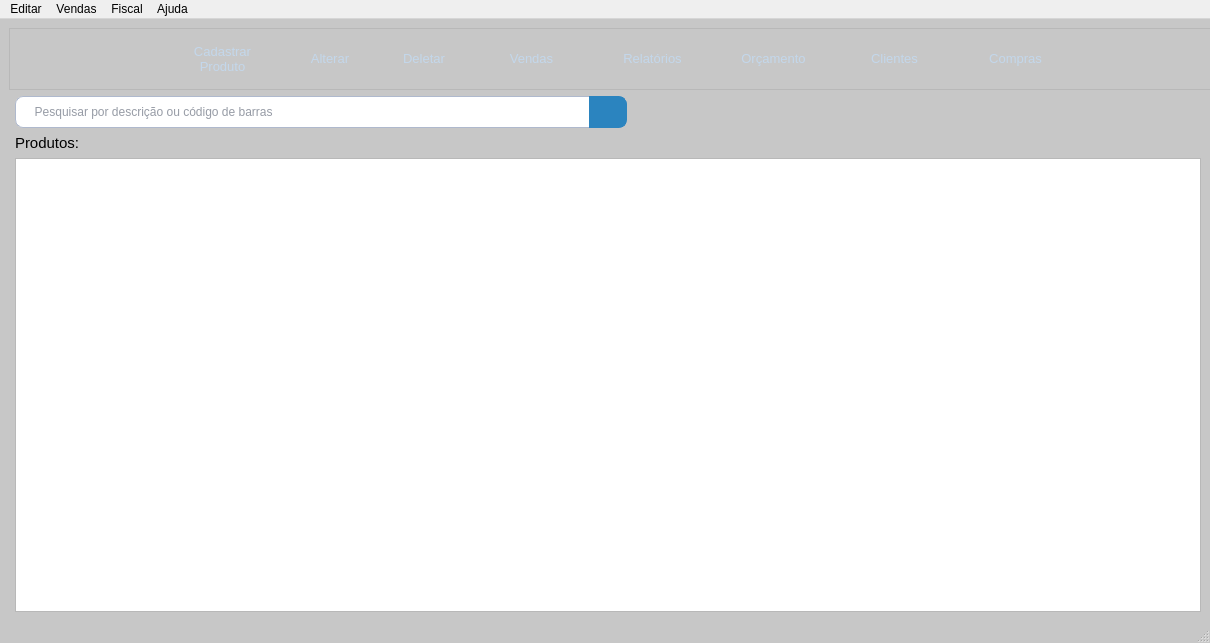
The window that src/mainwindow.ui (GabR36/QEstoqueLoja) describes before a commit, drawn with Qt 5.
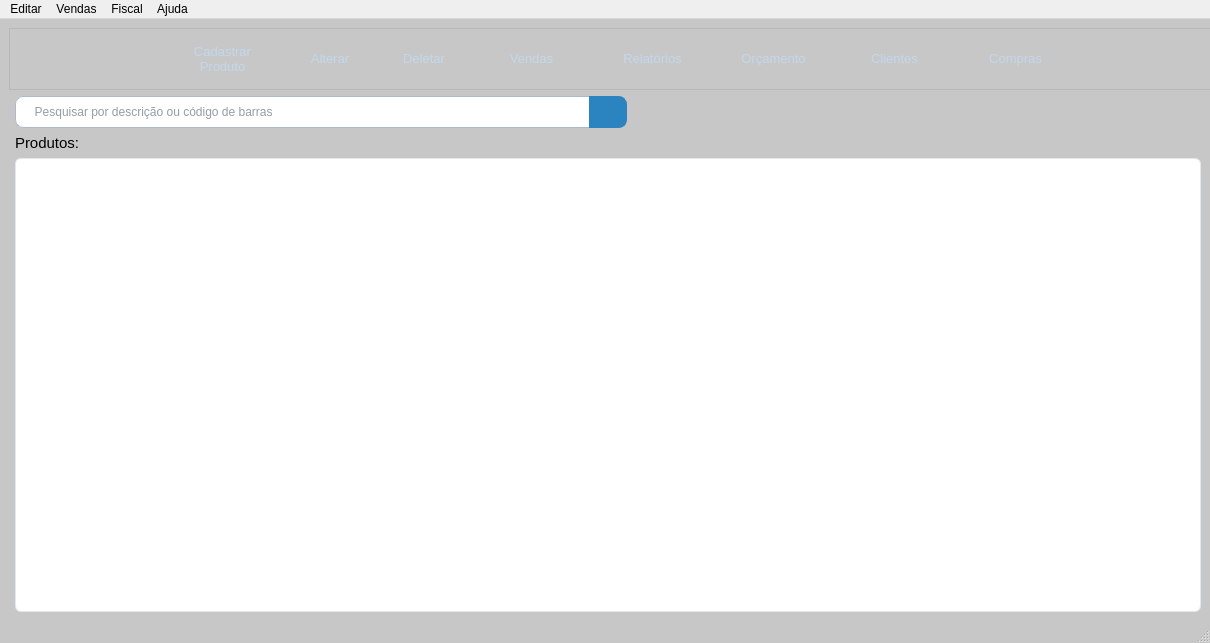
The same window after the commit. Icons and pictures are not drawn. Custom widgets are drawn as their Qt base class.

What changed in the file:
```diff
--- a/src/mainwindow.ui
+++ b/src/mainwindow.ui
@@ -64,6 +64,41 @@
   font: 700 9pt &quot;Segoe UI&quot;;
   font-size: 15px;
 }
+QTableView {
+  background-color: #ffffff;
+  alternate-background-color: #dce9f5;
+  border: 1px solid #e2e8f0;
+  border-radius: 6px;
+  gridline-color: #e2e8f0;
+  selection-background-color: rgb(43, 132, 191);
+  selection-color: #ffffff;
+  outline: none;
+}
+QHeaderView::section {
+  background-color: #f1f5f9;
+  color: #475569;
+  font: 600 9pt &quot;Ubuntu&quot;;
+  border: none;
+  border-bottom: 2px solid #e2e8f0;
+  border-right: 1px solid #e2e8f0;
+  padding: 6px 10px;
+}
+QHeaderView::section:last {
+  border-right: none;
+}
+QScrollBar:vertical {
+  background: #f1f5f9;
+  width: 8px;
+  border-radius: 4px;
+}
+QScrollBar::handle:vertical {
+  background: #cbd5e1;
+  border-radius: 4px;
+  min-height: 20px;
+}
+QScrollBar::add-line:vertical, QScrollBar::sub-line:vertical {
+  height: 0px;
+}
    </string>
   </property>
   <property name="dockNestingEnabled">
@@ -633,8 +668,8 @@
         <property name="selectionBehavior">
          <enum>QAbstractItemView::SelectionBehavior::SelectRows</enum>
         </property>
-        <property name="gridStyle">
-         <enum>Qt::PenStyle::SolidLine</enum>
+        <property name="showGrid">
+         <bool>false</bool>
         </property>
         <attribute name="horizontalHeaderCascadingSectionResizes">
          <bool>false</bool>
```
